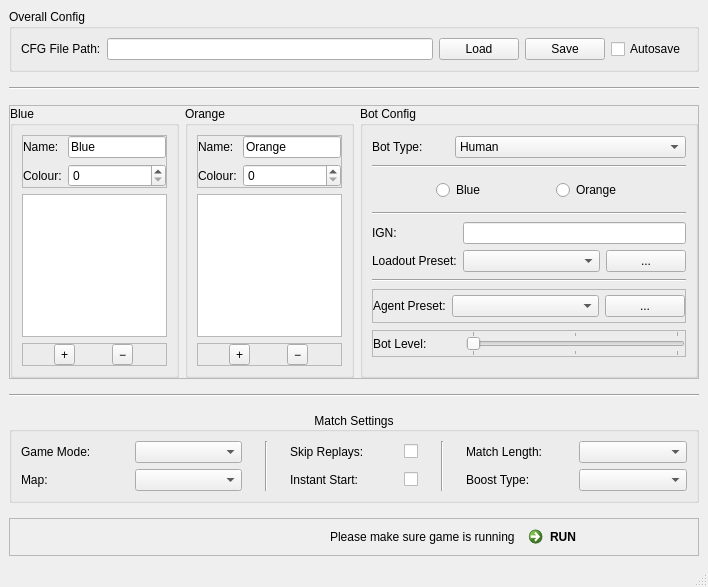
First picture: the form in src/main/python/rlbot/gui/design/qt_gui.ui, repository RLBot/RLBot, before the edit.
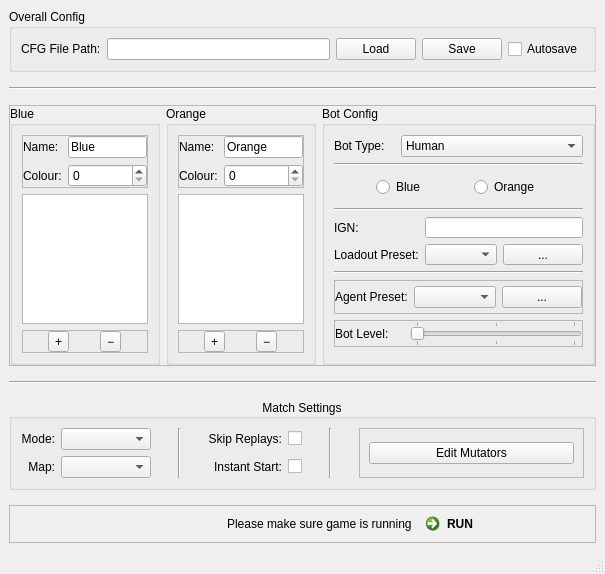
Second picture: the form after the edit.

Commit message: the GUI now has the possibility to edit all mutators and run them

Patch:
```diff
--- a/src/main/python/rlbot/gui/design/qt_gui.ui
+++ b/src/main/python/rlbot/gui/design/qt_gui.ui
@@ -6,8 +6,8 @@
    <rect>
     <x>0</x>
     <y>0</y>
-    <width>708</width>
-    <height>587</height>
+    <width>585</width>
+    <height>550</height>
    </rect>
   </property>
   <property name="windowTitle">
@@ -727,85 +727,51 @@
       <property name="alignment">
        <set>Qt::AlignCenter</set>
       </property>
-      <layout class="QGridLayout" name="gridLayout_2" columnstretch="3,3,1,3,3,1,3,3">
-       <item row="0" column="0">
-        <widget class="QLabel" name="label_11">
-         <property name="text">
-          <string>Game Mode:</string>
-         </property>
-        </widget>
-       </item>
+      <layout class="QGridLayout" name="gridLayout_2" columnstretch="0,2,1,0,2,1,5">
        <item row="0" column="1">
         <widget class="QComboBox" name="mode_type_combobox"/>
        </item>
-       <item row="0" column="2" rowspan="2">
-        <widget class="Line" name="line_6">
-         <property name="sizePolicy">
-          <sizepolicy hsizetype="Preferred" vsizetype="Minimum">
-           <horstretch>0</horstretch>
-           <verstretch>0</verstretch>
-          </sizepolicy>
-         </property>
-         <property name="orientation">
-          <enum>Qt::Vertical</enum>
-         </property>
-        </widget>
-       </item>
-       <item row="0" column="3">
-        <widget class="QLabel" name="label_13">
+       <item row="0" column="0">
+        <widget class="QLabel" name="label_11">
          <property name="text">
-          <string>Skip Replays:</string>
+          <string>Mode:</string>
          </property>
-        </widget>
-       </item>
-       <item row="0" column="4">
-        <widget class="QCheckBox" name="skip_replays_checkbox">
-         <property name="sizePolicy">
-          <sizepolicy hsizetype="Fixed" vsizetype="Fixed">
-           <horstretch>0</horstretch>
-           <verstretch>0</verstretch>
-          </sizepolicy>
+         <property name="alignment">
+          <set>Qt::AlignRight|Qt::AlignTrailing|Qt::AlignVCenter</set>
          </property>
         </widget>
        </item>
-       <item row="0" column="5" rowspan="2">
-        <widget class="Line" name="line_7">
-         <property name="sizePolicy">
-          <sizepolicy hsizetype="Preferred" vsizetype="Minimum">
-           <horstretch>0</horstretch>
-           <verstretch>0</verstretch>
-          </sizepolicy>
-         </property>
-         <property name="orientation">
-          <enum>Qt::Vertical</enum>
-         </property>
-        </widget>
-       </item>
-       <item row="0" column="6">
-        <widget class="QLabel" name="label_15">
-         <property name="text">
-          <string>Match Length:</string>
-         </property>
-        </widget>
-       </item>
-       <item row="0" column="7">
-        <widget class="QComboBox" name="match_length_combobox"/>
+       <item row="1" column="1">
+        <widget class="QComboBox" name="map_type_combobox"/>
        </item>
        <item row="1" column="0">
         <widget class="QLabel" name="label_12">
          <property name="text">
           <string>Map:</string>
          </property>
+         <property name="alignment">
+          <set>Qt::AlignRight|Qt::AlignTrailing|Qt::AlignVCenter</set>
+         </property>
         </widget>
        </item>
-       <item row="1" column="1">
-        <widget class="QComboBox" name="map_type_combobox"/>
+       <item row="0" column="4">
+        <widget class="QCheckBox" name="skip_replays_checkbox">
+         <property name="sizePolicy">
+          <sizepolicy hsizetype="Fixed" vsizetype="Fixed">
+           <horstretch>0</horstretch>
+           <verstretch>0</verstretch>
+          </sizepolicy>
+         </property>
+        </widget>
        </item>
        <item row="1" column="3">
         <widget class="QLabel" name="label_14">
          <property name="text">
           <string>Instant Start:</string>
          </property>
+         <property name="alignment">
+          <set>Qt::AlignRight|Qt::AlignTrailing|Qt::AlignVCenter</set>
+         </property>
         </widget>
        </item>
        <item row="1" column="4">
@@ -818,16 +784,61 @@
          </property>
         </widget>
        </item>
-       <item row="1" column="6">
-        <widget class="QLabel" name="label_16">
+       <item row="0" column="2" rowspan="2">
+        <widget class="Line" name="line_6">
+         <property name="sizePolicy">
+          <sizepolicy hsizetype="Preferred" vsizetype="Minimum">
+           <horstretch>0</horstretch>
+           <verstretch>0</verstretch>
+          </sizepolicy>
+         </property>
+         <property name="orientation">
+          <enum>Qt::Vertical</enum>
+         </property>
+        </widget>
+       </item>
+       <item row="0" column="5" rowspan="2">
+        <widget class="Line" name="line_7">
+         <property name="sizePolicy">
+          <sizepolicy hsizetype="Preferred" vsizetype="Minimum">
+           <horstretch>0</horstretch>
+           <verstretch>0</verstretch>
+          </sizepolicy>
+         </property>
+         <property name="orientation">
+          <enum>Qt::Vertical</enum>
+         </property>
+        </widget>
+       </item>
+       <item row="0" column="6" rowspan="2">
+        <widget class="QFrame" name="frame_7">
+         <property name="frameShape">
+          <enum>QFrame::StyledPanel</enum>
+         </property>
+         <property name="frameShadow">
+          <enum>QFrame::Raised</enum>
+         </property>
+         <layout class="QHBoxLayout" name="horizontalLayout_11">
+          <item>
+           <widget class="QPushButton" name="edit_mutators_pushbutton">
+            <property name="text">
+             <string>Edit Mutators</string>
+            </property>
+           </widget>
+          </item>
+         </layout>
+        </widget>
+       </item>
+       <item row="0" column="3">
+        <widget class="QLabel" name="label_13">
          <property name="text">
-          <string>Boost Type:</string>
+          <string>Skip Replays:</string>
+         </property>
+         <property name="alignment">
+          <set>Qt::AlignRight|Qt::AlignTrailing|Qt::AlignVCenter</set>
          </property>
         </widget>
        </item>
-       <item row="1" column="7">
-        <widget class="QComboBox" name="boost_type_combobox"/>
-       </item>
       </layout>
      </widget>
     </item>
```
The commit also changes 6 other files.
